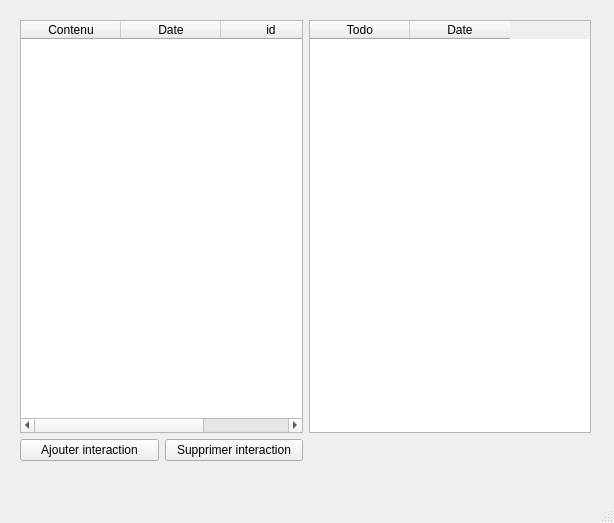
Qt form listinteraction.ui (Noa-Barbosa/Projet_CDAA) before a commit.
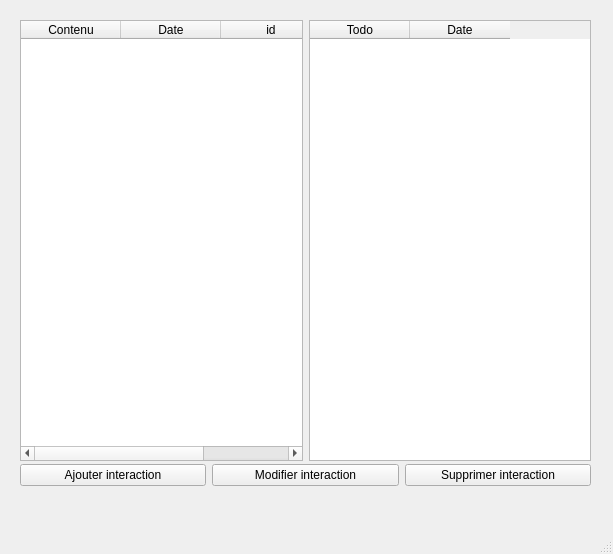
The same form after that commit.

The edit to the form file:
```diff
--- a/listinteraction.ui
+++ b/listinteraction.ui
@@ -6,8 +6,8 @@
    <rect>
     <x>0</x>
     <y>0</y>
-    <width>614</width>
-    <height>523</height>
+    <width>613</width>
+    <height>554</height>
    </rect>
   </property>
   <property name="windowTitle">
@@ -25,22 +25,21 @@
     </property>
     <layout class="QGridLayout" name="gridLayout">
      <item row="1" column="0">
-      <layout class="QHBoxLayout" name="horizontalLayout">
-       <item>
-        <widget class="QPushButton" name="addInteractionPb">
+      <layout class="QHBoxLayout" name="horizontalLayout"/>
+     </item>
+     <item row="0" column="1">
+      <widget class="QTableWidget" name="DataListTodo">
+       <column>
          <property name="text">
-          <string>Ajouter interaction</string>
-         </property>
-        </widget>
-       </item>
-       <item>
-        <widget class="QPushButton" name="deleteInteractionPb">
+         <string>Todo</string>
+        </property>
+       </column>
+       <column>
          <property name="text">
-          <string>Supprimer interaction</string>
-         </property>
-        </widget>
-       </item>
-      </layout>
+         <string>Date</string>
+        </property>
+       </column>
+      </widget>
      </item>
      <item row="0" column="0">
       <widget class="QTableWidget" name="DataListInteraction">
@@ -70,18 +69,37 @@
        </column>
       </widget>
      </item>
-     <item row="0" column="1">
-      <widget class="QTableWidget" name="DataListTodo">
-       <column>
+    </layout>
+   </widget>
+   <widget class="QWidget" name="horizontalLayoutWidget">
+    <property name="geometry">
+     <rect>
+      <x>20</x>
+      <y>460</y>
+      <width>571</width>
+      <height>31</height>
+     </rect>
+    </property>
+    <layout class="QHBoxLayout" name="horizontalLayout_2">
+     <item>
+      <widget class="QPushButton" name="addInteractionPb">
         <property name="text">
-         <string>Todo</string>
-        </property>
-       </column>
-       <column>
+        <string>Ajouter interaction</string>
+       </property>
+      </widget>
+     </item>
+     <item>
+      <widget class="QPushButton" name="modifierInteractionPb">
         <property name="text">
-         <string>Date</string>
-        </property>
-       </column>
+        <string>Modifier interaction</string>
+       </property>
+      </widget>
+     </item>
+     <item>
+      <widget class="QPushButton" name="deleteInteractionPb">
+       <property name="text">
+        <string>Supprimer interaction</string>
+       </property>
       </widget>
      </item>
     </layout>
```
Left out of the diff: 4 changed lines with no effect on the pictures. Lines whose indentation alone changed are shown as unchanged.
